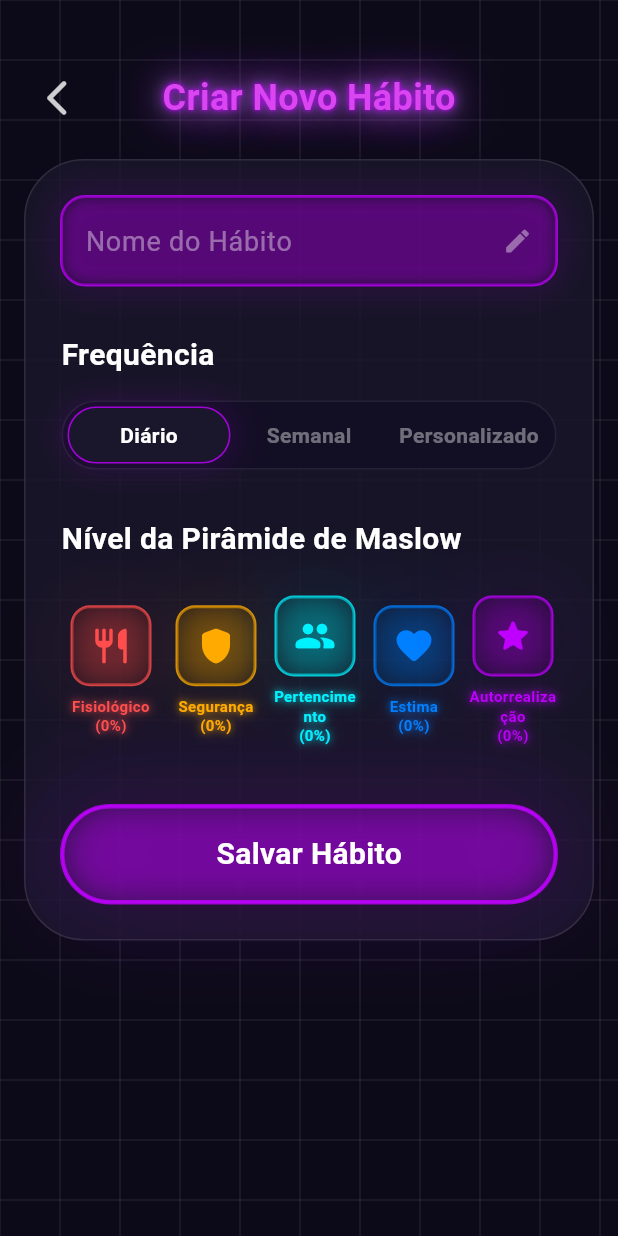
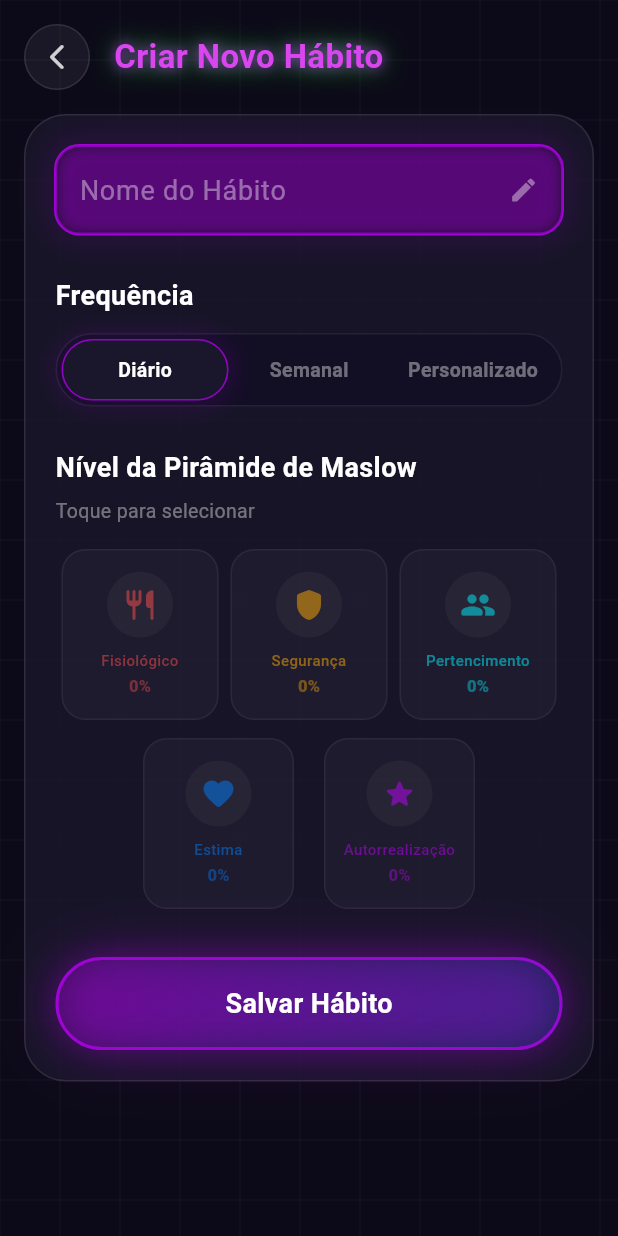
Before and after one commit to Samfred-hld/Repositorio-Lovitz-Publico, a Flutter app: the screen it shows once a user with an empty profile is signed in, item 2 of the bottom bar chosen, after a tap on the "add" icon, on a phone screen of 412 x 824 dp. Run offline on Flutter 3.47's test engine with Material 3 defaults, Android fonts, the phone set to English and light mode, and no system bars; our stand-ins replace fl_chart, supabase_flutter; accounts and stored records are empty.

Commit message:
fix: create_habit_screen — seleção de nível + layout corrigido
Layout:
- Removido Expanded problemático, SingleChildScrollView funciona corretamente
- Header compacto (padding reduzido)
- Card com borderRadius 28 (era 40) + padding 20
- Botão salvar com gradient em vez de CustomPaint (elimina overflow)

Seleção de nível:
- Grid 3+2 (3 em cima, 2 embaixo centralizados) — melhor encaixe
- _selectedLevel = -1 inicialmente (obriga seleção)
- AnimatedContainer com borda neon quando selecionado
- Glow no ícone quando ativo
- Label + porcentagem sempre visíveis
- Toque para selecionar (hint text adicionado)

Validação:
- Validação de nível não selecionado antes de salvar
- Feedback visual claro (SnackBar)

Botão salvar:
- Substituído CustomPaint por Container com gradient + boxShadow
- Elimina overflow de glow effects

```diff
--- a/lib/screens/create_habit_screen.dart
+++ b/lib/screens/create_habit_screen.dart
@@ -1,11 +1,7 @@
 import 'package:flutter/material.dart';
 import '../services/api_service.dart';
 import '../models/habit.dart';
-import '../utils/constants.dart';
 
-// ============================================================
-// CORES EXATAS DO HTML
-// ============================================================
 class _C {
   static const bg = Color(0xFF0C0A18);
   static const card = Color(0xCC1A162B);
@@ -36,7 +32,7 @@ class _CreateHabitScreenState extends State<CreateHabitScreen> {
   final _nameController = TextEditingController();
   final _api = ApiService();
   int _selectedFrequency = 0;
-  int _selectedLevel = 0;
+  int _selectedLevel = -1; // -1 = none selected
   bool _saving = false;
   final _levelPcts = [0, 0, 0, 0, 0];
 
@@ -72,9 +68,11 @@ class _CreateHabitScreenState extends State<CreateHabitScreen> {
   Future<void> _save() async {
     final name = _nameController.text.trim();
     if (name.isEmpty) {
-      ScaffoldMessenger.of(context).showSnackBar(
-        const SnackBar(content: Text('Digite o nome do hábito'), backgroundColor: _C.neonRed),
-      );
+      _showSnack('Digite o nome do hábito', _C.neonRed);
+      return;
+    }
+    if (_selectedLevel < 0) {
+      _showSnack('Selecione um nível da pirâmide', _C.neonRed);
       return;
     }
     setState(() => _saving = true);
@@ -86,36 +84,38 @@ class _CreateHabitScreenState extends State<CreateHabitScreen> {
         frequency: _freqVal,
       ));
       if (mounted) {
-        ScaffoldMessenger.of(context).showSnackBar(
-          SnackBar(content: Text('"$name" criado!'), backgroundColor: const Color(0xFF6FCF97)),
-        );
+        _showSnack('"$name" criado!', const Color(0xFF6FCF97));
         Navigator.pop(context, true);
       }
     } catch (e) {
-      if (mounted) {
-        ScaffoldMessenger.of(context).showSnackBar(
-          SnackBar(content: Text('Erro: $e'), backgroundColor: _C.neonRed),
-        );
-      }
+      if (mounted) _showSnack('Erro: $e', _C.neonRed);
     } finally {
       if (mounted) setState(() => _saving = false);
     }
   }
 
+  void _showSnack(String msg, Color bg) {
+    ScaffoldMessenger.of(context)
+        .showSnackBar(SnackBar(content: Text(msg), backgroundColor: bg));
+  }
+
+  // ============================================================
   @override
   Widget build(BuildContext context) {
     return Scaffold(
       backgroundColor: _C.bg,
       body: Stack(
         children: [
-          CustomPaint(size: MediaQuery.of(context).size, painter: _GridPainter()),
+          CustomPaint(
+              size: MediaQuery.of(context).size, painter: _GridPainter()),
           SafeArea(
             child: Column(
               children: [
                 _header(),
                 Expanded(
                   child: SingleChildScrollView(
-                    padding: const EdgeInsets.fromLTRB(16, 0, 16, 24),
+                    physics: const BouncingScrollPhysics(),
+                    padding: const EdgeInsets.fromLTRB(16, 0, 16, 40),
                     child: _card(),
                   ),
                 ),
@@ -131,30 +131,38 @@ class _CreateHabitScreenState extends State<CreateHabitScreen> {
 
   Widget _header() {
     return Padding(
-      padding: const EdgeInsets.fromLTRB(24, 48, 24, 24),
+      padding: const EdgeInsets.fromLTRB(16, 16, 24, 16),
       child: Row(
-        mainAxisAlignment: MainAxisAlignment.spaceBetween,
         children: [
           GestureDetector(
             onTap: () => Navigator.pop(context),
-            child: const Icon(Icons.arrow_back_ios_new_rounded, color: _C.white80, size: 28),
+            child: Container(
+              width: 44,
+              height: 44,
+              decoration: BoxDecoration(
+                shape: BoxShape.circle,
+                color: Colors.white.withOpacity(0.06),
+                border: Border.all(color: Colors.white.withOpacity(0.10)),
               ),
-          Text(
+              child: const Icon(Icons.arrow_back_ios_new_rounded,
+                  color: _C.white80, size: 20),
+            ),
+          ),
+          const SizedBox(width: 16),
+          Expanded(
+            child: Text(
               'Criar Novo Hábito',
               style: TextStyle(
-              fontSize: 24,
+                fontSize: 22,
                 fontWeight: FontWeight.w700,
                 color: _C.neonPink,
-              shadows: [
-                Shadow(color: const Color(0xFFBF00FF), blurRadius: 10),
-                Shadow(color: const Color(0xBF00FF00), blurRadius: 20),
-                Shadow(color: const Color(0x99BF00FF), blurRadius: 30),
-                Shadow(color: const Color(0xFFBF00FF), blurRadius: 4),
-                Shadow(color: const Color(0xFFBF00FF), blurRadius: 40),
+                shadows: const [
+                  Shadow(color: Color(0xFFBF00FF), blurRadius: 10),
+                  Shadow(color: Color(0xBF00FF00), blurRadius: 20),
                 ],
               ),
             ),
-          const SizedBox(width: 28),
+          ),
         ],
       ),
     );
@@ -164,21 +172,21 @@ class _CreateHabitScreenState extends State<CreateHabitScreen> {
 
   Widget _card() {
     return Container(
-      padding: const EdgeInsets.all(24),
+      padding: const EdgeInsets.all(20),
       decoration: BoxDecoration(
         color: _C.card,
-        borderRadius: BorderRadius.circular(40),
+        borderRadius: BorderRadius.circular(28),
         border: Border.all(color: _C.white10),
       ),
       child: Column(
         crossAxisAlignment: CrossAxisAlignment.start,
         children: [
           _nameInput(),
+          const SizedBox(height: 28),
+          _frequency(),
+          const SizedBox(height: 28),
+          _maslow(),
           const SizedBox(height: 32),
-          _frequency(),
-          const SizedBox(height: 32),
-          _maslow(),
-          const SizedBox(height: 40),
           _saveBtn(),
         ],
       ),
@@ -234,8 +242,11 @@ class _CreateHabitScreenState extends State<CreateHabitScreen> {
       crossAxisAlignment: CrossAxisAlignment.start,
       children: [
         const Text('Frequência',
-            style: TextStyle(fontSize: 20, fontWeight: FontWeight.w700, color: Colors.white)),
-        const SizedBox(height: 16),
+            style: TextStyle(
+                fontSize: 18,
+                fontWeight: FontWeight.w700,
+                color: Colors.white)),
+        const SizedBox(height: 12),
         Container(
           decoration: BoxDecoration(
             color: _C.toggleBg,
@@ -254,13 +265,13 @@ class _CreateHabitScreenState extends State<CreateHabitScreen> {
                           painter: _NeonBorderPainter(
                             color: _C.neonPurple,
                             radius: 100,
-                            outerBlur: 10,
-                            outerOpacity: 0.8,
-                            insetBlur: 5,
-                            insetOpacity: 0.5,
+                            outerBlur: 8,
+                            outerOpacity: 0.7,
+                            insetBlur: 4,
+                            insetOpacity: 0.4,
                           ),
                           child: Container(
-                            padding: const EdgeInsets.symmetric(vertical: 8),
+                            padding: const EdgeInsets.symmetric(vertical: 10),
                             decoration: BoxDecoration(
                               color: _C.cardSolid,
                               borderRadius: BorderRadius.circular(100),
@@ -269,18 +280,18 @@ class _CreateHabitScreenState extends State<CreateHabitScreen> {
                               child: Text(labels[i],
                                   style: const TextStyle(
                                       color: Colors.white,
-                                      fontSize: 14,
+                                      fontSize: 13,
                                       fontWeight: FontWeight.w600)),
                             ),
                           ),
                         )
                       : Container(
-                          padding: const EdgeInsets.symmetric(vertical: 8),
+                          padding: const EdgeInsets.symmetric(vertical: 10),
                           child: Center(
                             child: Text(labels[i],
                                 style: const TextStyle(
                                     color: _C.white40,
-                                    fontSize: 14,
+                                    fontSize: 13,
                                     fontWeight: FontWeight.w600)),
                           ),
                         ),
@@ -294,24 +305,38 @@ class _CreateHabitScreenState extends State<CreateHabitScreen> {
   }
 
   // ─── MASLOW ──────────────────────────────────────────────
-  // glow-red: box-shadow: 0 0 20px rgba(255,77,77,0.6), inset 0 0 10px rgba(255,77,77,0.4)
 
   Widget _maslow() {
     return Column(
       crossAxisAlignment: CrossAxisAlignment.start,
       children: [
         const Text('Nível da Pirâmide de Maslow',
-            style: TextStyle(fontSize: 20, fontWeight: FontWeight.w700, color: Colors.white)),
-        const SizedBox(height: 24),
+            style: TextStyle(
+                fontSize: 18,
+                fontWeight: FontWeight.w700,
+                color: Colors.white)),
+        const SizedBox(height: 6),
+        Text('Toque para selecionar',
+            style: TextStyle(
+                fontSize: 13, color: Colors.white.withOpacity(0.40))),
+        const SizedBox(height: 16),
+        // Grid 3+2 layout for better fit
+        Column(
+          children: [
             Row(
-          children: List.generate(5, (i) {
-            return Expanded(
-              child: Padding(
-                padding: EdgeInsets.only(left: i > 0 ? 8 : 0),
-                child: _levelItem(i),
+              children: List.generate(3, (i) => Expanded(child: _levelItem(i))),
             ),
-            );
-          }),
+            const SizedBox(height: 12),
+            Row(
+              children: [
+                const Spacer(flex: 1),
+                Expanded(flex: 2, child: _levelItem(3)),
+                const SizedBox(width: 12),
+                Expanded(flex: 2, child: _levelItem(4)),
+                const Spacer(flex: 1),
+              ],
+            ),
+          ],
         ),
       ],
     );
@@ -323,97 +348,123 @@ class _CreateHabitScreenState extends State<CreateHabitScreen> {
     final c = d.color;
     final pct = _levelPcts[idx];
 
-    return GestureDetector(
+    return Padding(
+      padding: const EdgeInsets.symmetric(horizontal: 4),
+      child: GestureDetector(
         onTap: () => setState(() => _selectedLevel = idx),
+        child: AnimatedContainer(
+          duration: const Duration(milliseconds: 200),
+          padding: const EdgeInsets.symmetric(vertical: 14, horizontal: 6),
+          decoration: BoxDecoration(
+            borderRadius: BorderRadius.circular(16),
+            color: sel ? c.withOpacity(0.12) : Colors.white.withOpacity(0.03),
+            border: Border.all(
+              color: sel ? c.withOpacity(0.6) : Colors.white.withOpacity(0.06),
+              width: sel ? 2 : 1,
+            ),
+            boxShadow: sel
+                ? [
+                    BoxShadow(
+                        color: c.withOpacity(0.25), blurRadius: 16, spreadRadius: 1),
+                    BoxShadow(
+                        color: c.withOpacity(0.10), blurRadius: 32),
+                  ]
+                : [],
+          ),
           child: Column(
+            mainAxisSize: MainAxisSize.min,
             children: [
-          // CustomPaint com glow outer + inset (igual ao CSS glow-*)
-          SizedBox(
-            width: 52,
-            height: 52,
-            child: CustomPaint(
-              painter: _GlowBoxPainter(
-                color: c,
-                radius: 12,
-                outerBlur: 20,
-                outerOpacity: 0.6,
-                insetBlur: 10,
-                insetOpacity: 0.4,
+              // Icon with glow when selected
+              Container(
+                width: 44,
+                height: 44,
+                decoration: BoxDecoration(
+                  shape: BoxShape.circle,
+                  color: sel
+                      ? c.withOpacity(0.15)
+                      : Colors.white.withOpacity(0.04),
+                  boxShadow: sel
+                      ? [
+                          BoxShadow(
+                              color: c.withOpacity(0.5), blurRadius: 12),
+                          BoxShadow(
+                              color: c.withOpacity(0.2), blurRadius: 24),
+                        ]
+                      : [],
                 ),
-              child: Container(
-                width: 52,
-                height: 52,
-                decoration: BoxDecoration(
-                  color: _C.inputBg,
-                  borderRadius: BorderRadius.circular(12),
+                child: Icon(d.icon,
+                    color: sel ? c : c.withOpacity(0.5), size: 24),
               ),
-                child: Icon(d.icon, color: c, size: 28),
+              const SizedBox(height: 8),
+              // Label
+              Text(
+                d.label,
+                textAlign: TextAlign.center,
+                maxLines: 1,
+                overflow: TextOverflow.ellipsis,
+                style: TextStyle(
+                  fontSize: 10,
+                  fontWeight: sel ? FontWeight.w700 : FontWeight.w500,
+                  color: sel ? c : c.withOpacity(0.5),
                 ),
               ),
+              const SizedBox(height: 2),
+              // Percentage
+              Text(
+                '$pct%',
+                style: TextStyle(
+                  fontSize: 11,
+                  fontWeight: FontWeight.w800,
+                  color: sel ? c : c.withOpacity(0.4),
+                  shadows: sel
+                      ? [
+                          Shadow(color: c.withOpacity(0.6), blurRadius: 6),
+                        ]
+                      : [],
                 ),
-          const SizedBox(height: 8),
-          Text(
-            '${d.label}\n($pct%)',
-            textAlign: TextAlign.center,
-            style: TextStyle(
-              fontSize: 10,
-              fontWeight: FontWeight.w600,
-              color: c,
-              height: 1.3,
-              shadows: [
-                Shadow(color: c.withOpacity(0.8), blurRadius: 6),
-                Shadow(color: c.withOpacity(0.4), blurRadius: 12),
+              ),
             ],
           ),
         ),
-        ],
       ),
     );
   }
 
   // ─── BOTÃO SALVAR ────────────────────────────────────────
-  // btn-save-glow: box-shadow: 0 0 25px rgba(191,0,255,0.9), 0 0 40px rgba(191,0,255,0.5)
-  // + shadow-[0_0_20px_#bf00ff,inset_0_0_10px_#bf00ff]
 
   Widget _saveBtn() {
     return GestureDetector(
       onTap: _saving ? null : _save,
-      child: SizedBox(
+      child: Container(
         width: double.infinity,
-        child: CustomPaint(
-          painter: _saving
-              ? _GlowBoxPainter(
-                  color: _C.neonPurple,
-                  radius: 100,
-                  outerBlur: 0,
-                  outerOpacity: 0,
-                  insetBlur: 0,
-                  insetOpacity: 0,
-                )
-              : _GlowBoxPainter(
-                  color: _C.neonPurple,
-                  radius: 100,
-                  outerBlur: 30,
-                  outerOpacity: 0.8,
-                  insetBlur: 10,
-                  insetOpacity: 0.4,
-                  // Camadas extras de glow (btn-save-glow)
-                  extraGlow: [
-                    _GlowLayer(blur: 25, opacity: 0.9),
-                    _GlowLayer(blur: 40, opacity: 0.5),
+        padding: const EdgeInsets.symmetric(vertical: 16),
+        decoration: BoxDecoration(
+          borderRadius: BorderRadius.circular(100),
+          gradient: _saving
+              ? null
+              : LinearGradient(
+                  colors: [
+                    _C.neonPurple.withOpacity(0.20),
+                    _C.neonBlue.withOpacity(0.15),
                   ],
                 ),
-          child: Container(
-            padding: const EdgeInsets.symmetric(vertical: 16),
-            decoration: BoxDecoration(
-              color: Colors.transparent,
-              borderRadius: BorderRadius.circular(100),
           border: Border.all(
             color: _saving
-                    ? _C.neonPurple.withOpacity(0.3)
-                    : _C.neonPurple.withOpacity(0.8),
+                ? _C.neonPurple.withOpacity(0.2)
+                : _C.neonPurple.withOpacity(0.7),
             width: 2,
           ),
+          boxShadow: _saving
+              ? []
+              : [
+                  BoxShadow(
+                      color: _C.neonPurple.withOpacity(0.3),
+                      blurRadius: 20,
+                      spreadRadius: 1),
+                  BoxShadow(
+                      color: _C.neonPurple.withOpacity(0.15),
+                      blurRadius: 40),
+                ],
         ),
         child: Center(
           child: _saving
@@ -427,10 +478,8 @@ class _CreateHabitScreenState extends State<CreateHabitScreen> {
                   'Salvar Hábito',
                   style: TextStyle(
                     color: Colors.white,
-                        fontSize: 20,
+                    fontSize: 18,
                     fontWeight: FontWeight.w700,
-                      ),
-                    ),
                   ),
                 ),
         ),
@@ -457,107 +506,9 @@ class _Lv {
 }
 
 // ============================================================
-// CUSTOM PAINTERS — Glow real com Canvas
+// CUSTOM PAINTERS
 // ============================================================
 
-/// Glow box com outer + inset (replica CSS box-shadow com inset)
-class _GlowBoxPainter extends CustomPainter {
-  final Color color;
-  final double radius;
-  final double outerBlur;
-  final double outerOpacity;
-  final double insetBlur;
-  final double insetOpacity;
-  final List<_GlowLayer>? extraGlow;
-
-  _GlowBoxPainter({
-    required this.color,
-    required this.radius,
-    required this.outerBlur,
-    required this.outerOpacity,
-    required this.insetBlur,
-    required this.insetOpacity,
-    this.extraGlow,
-  });
-
-  @override
-  void paint(Canvas canvas, Size size) {
-    final rrect = RRect.fromRectAndRadius(
-      Rect.fromLTWH(0, 0, size.width, size.height),
-      Radius.circular(radius),
-    );
-
-    // ── OUTER GLOW ──
-    // Desenha múltiplas camadas de blur para simular box-shadow
-    if (outerBlur > 0) {
-      // Camada principal
-      _drawGlowLayer(canvas, rrect, outerBlur, outerOpacity);
-
-      // Camadas extras (btn-save-glow)
-      if (extraGlow != null) {
-        for (final layer in extraGlow!) {
-          _drawGlowLayer(canvas, rrect, layer.blur, layer.opacity);
-        }
-      }
-    }
-
-    // ── BORDER (borda visível) ──
-    final borderPaint = Paint()
-      ..style = PaintingStyle.stroke
-      ..strokeWidth = 2
-      ..color = color.withOpacity(0.8);
-    canvas.drawRRect(rrect, borderPaint);
-
-    // ── INSET GLOW ──
-    // Clipa dentro do shape e desenha blur interno
-    if (insetBlur > 0) {
-      canvas.save();
-      canvas.clipRRect(rrect);
-
-      // Desenha o glow interno como preenchimento com blur
-      final insetPaint = Paint()
-        ..color = color.withOpacity(insetOpacity)
-        ..maskFilter = MaskFilter.blur(BlurStyle.normal, insetBlur)
-        ..style = PaintingStyle.fill;
-      canvas.drawRRect(rrect, insetPaint);
-
-      // Halo interno mais suave
-      final innerHalo = Paint()
-        ..color = color.withOpacity(insetOpacity * 0.5)
-        ..maskFilter = MaskFilter.blur(BlurStyle.normal, insetBlur * 2)
-        ..style = PaintingStyle.fill;
-      canvas.drawRRect(rrect, innerHalo);
-
-      canvas.restore();
-    }
-  }
-
-  void _drawGlowLayer(Canvas canvas, RRect rrect, double blur, double opacity) {
-    final paint = Paint()
-      ..color = color.withOpacity(opacity)
-      ..maskFilter = MaskFilter.blur(BlurStyle.normal, blur)
-      ..style = PaintingStyle.stroke
-      ..strokeWidth = 2;
-    canvas.drawRRect(rrect, paint);
-
-    // Segundo passe mais suave (halo)
-    final halo = Paint()
-      ..color = color.withOpacity(opacity * 0.4)
-      ..maskFilter = MaskFilter.blur(BlurStyle.normal, blur * 1.8)
-      ..style = PaintingStyle.stroke
-      ..strokeWidth = 1;
-    canvas.drawRRect(rrect, halo);
-  }
-
-  @override
-  bool shouldRepaint(covariant _GlowBoxPainter old) =>
-      old.color != color ||
-      old.outerBlur != outerBlur ||
-      old.insetBlur != insetBlur ||
-      old.outerOpacity != outerOpacity;
-}
-
-/// Neon border com outer + inset glow (para input e toggle)
 class _NeonBorderPainter extends CustomPainter {
   final Color color;
   final double radius;
@@ -582,17 +533,17 @@ class _NeonBorderPainter extends CustomPainter {
       Radius.circular(radius),
     );
 
-    // ── OUTER GLOW ──
     if (outerBlur > 0) {
-      final outerPaint = Paint()
+      canvas.drawRRect(
+        rrect,
+        Paint()
           ..color = color.withOpacity(outerOpacity)
           ..maskFilter = MaskFilter.blur(BlurStyle.normal, outerBlur)
           ..style = PaintingStyle.stroke
-        ..strokeWidth = 2;
-      canvas.drawRRect(rrect, outerPaint);
+          ..strokeWidth = 2,
+      );
     }
 
-    // ── BORDER ──
     canvas.drawRRect(
       rrect,
       Paint()
@@ -601,17 +552,16 @@ class _NeonBorderPainter extends CustomPainter {
         ..color = color.withOpacity(outerOpacity),
     );
 
-    // ── INSET GLOW ──
     if (insetBlur > 0) {
       canvas.save();
       canvas.clipRRect(rrect);
-
-      final insetPaint = Paint()
+      canvas.drawRRect(
+        rrect,
+        Paint()
           ..color = color.withOpacity(insetOpacity)
           ..maskFilter = MaskFilter.blur(BlurStyle.normal, insetBlur)
-        ..style = PaintingStyle.fill;
-      canvas.drawRRect(rrect, insetPaint);
-
+          ..style = PaintingStyle.fill,
+      );
       canvas.restore();
     }
   }
@@ -621,20 +571,12 @@ class _NeonBorderPainter extends CustomPainter {
       old.color != color || old.outerBlur != outerBlur;
 }
 
-class _GlowLayer {
-  final double blur;
-  final double opacity;
-  const _GlowLayer({required this.blur, required this.opacity});
-}
-
-// ─── GRID BACKGROUND ──────────────────────────────────────
-
 class _GridPainter extends CustomPainter {
   @override
   void paint(Canvas canvas, Size size) {
     final p = Paint()
-      ..color = Colors.white.withOpacity(0.08)
-      ..strokeWidth = 1;
+      ..color = Colors.white.withOpacity(0.06)
+      ..strokeWidth = 0.5;
     for (double y = 0; y < size.height; y += 40) {
       canvas.drawLine(Offset(0, y), Offset(size.width, y), p);
     }
```
Lines whose indentation alone changed are shown as unchanged.
